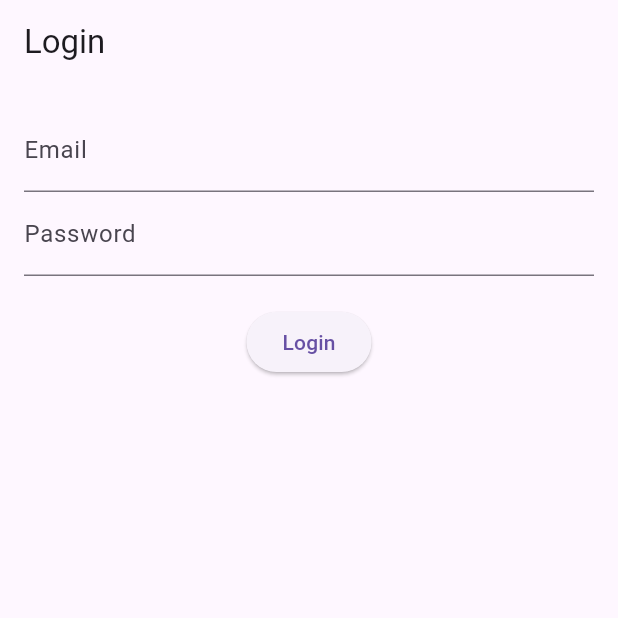
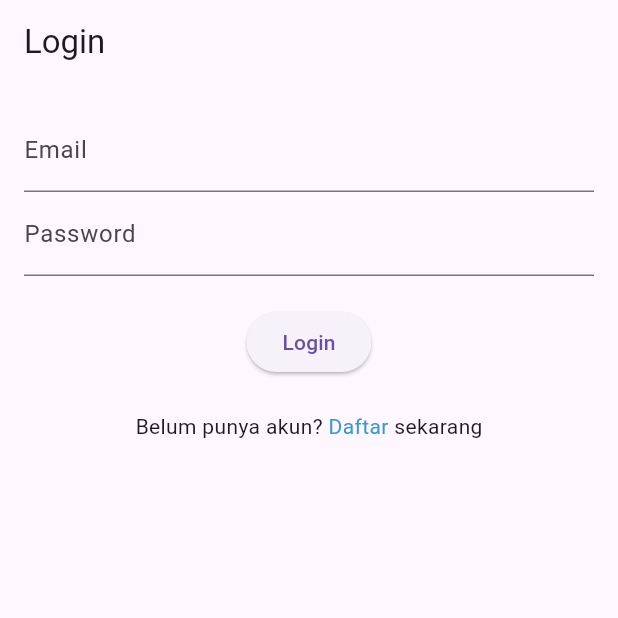
Before and after one commit to GantangSatria/help_on_maps, a Flutter app: the screen it shows after launch, on a phone screen of 412 x 824 dp, the top half of it. Run offline on Flutter 3.47's test engine with Material 3 defaults, Android fonts, the phone set to English and light mode, and no system bars; our stand-ins replace cloud_firestore, firebase_auth, firebase_core, flutter_dotenv, flutter_map, get and 2 more; accounts and stored records are empty.

Commit message:
feat: adding navigation in login and register

```diff
--- a/lib/modules/auth/views/login_page.dart
+++ b/lib/modules/auth/views/login_page.dart
@@ -1,6 +1,7 @@
 import 'package:flutter/material.dart';
 import 'package:get/get.dart';
 import 'package:help_on_maps/modules/auth/controllers/auth_controller.dart';
+import 'package:help_on_maps/routes/app_pages.dart';
 
 class LoginPage extends StatelessWidget {
   LoginPage({super.key});
@@ -12,7 +13,7 @@ class LoginPage extends StatelessWidget {
   @override
   Widget build(BuildContext context) {
     return Scaffold(
-      appBar: AppBar(title: const Text('Login'),),
+      appBar: AppBar(title: const Text('Login')),
       body: Padding(
         padding: EdgeInsets.all(16),
         child: Column(
@@ -35,10 +36,7 @@ class LoginPage extends StatelessWidget {
                 final password = passwordController.text;
 
                 if (email.isEmpty || password.isEmpty) {
-                  Get.snackbar(
-                    "Error",
-                    "Email, and Password cannot be empty",
-                  );
+                  Get.snackbar("Error", "Email, and Password cannot be empty");
                   return;
                 }
 
@@ -51,18 +49,31 @@ class LoginPage extends StatelessWidget {
                   authController.login(email, password);
 
                   Get.back();
-
                 } catch (e) {
                   Get.back();
                   Get.snackbar("Error", e.toString());
                 }
               },
-              child: const Text('Login')
+              child: const Text('Login'),
+            ),
+            SizedBox(height: 22),
+            Row(
+              mainAxisAlignment: MainAxisAlignment.center,
+              children: [
+                Text("Belum punya akun? "),
+                GestureDetector(
+                  onTap: () => Get.offNamed(AppPages.registerPage),
+                  child: const Text(
+                    "Daftar",
+                    style: TextStyle(color: Color(0xff3498DB)),
+                  ),
+                ),
+                Text(' sekarang'),
+              ],
             ),
           ],
         ),
       ),
     );
   }
-
 }
```
Also changed, not shown: lib/modules/auth/views/register_page.dart (+15 -1 lines).
